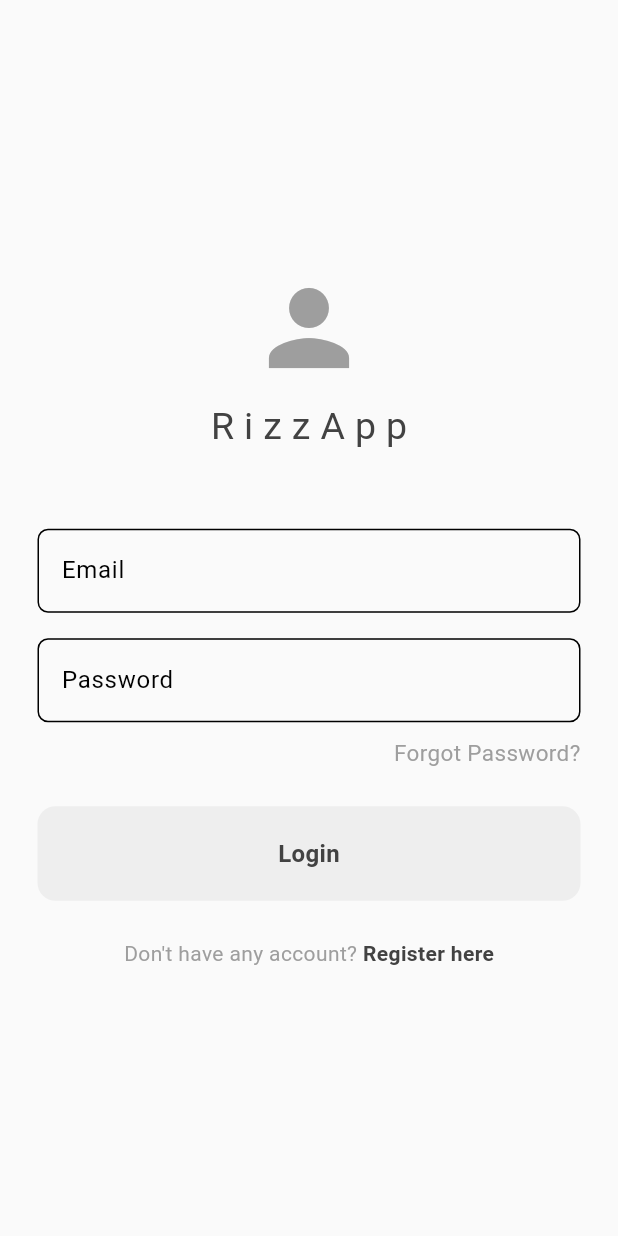
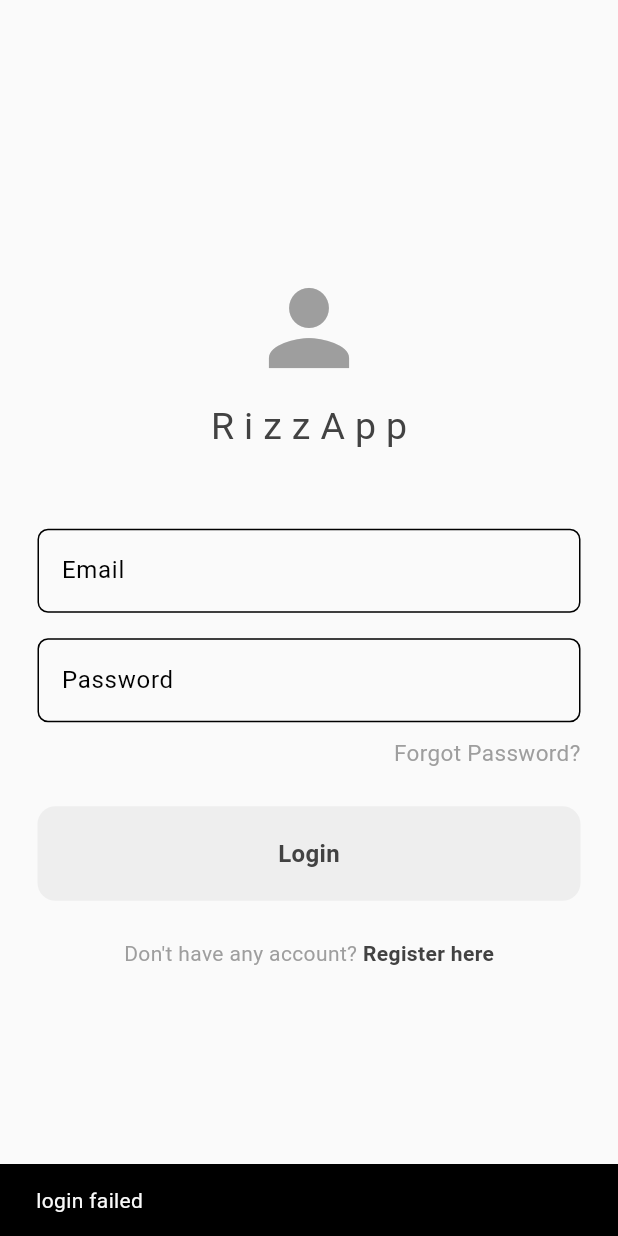
Before and after one commit to ForcesR2N/flutter_firebase, a Flutter app: the screen it shows after launch, after a tap on "Login", on a phone screen of 412 x 824 dp. Run offline on Flutter 3.47's test engine with Material 3 defaults, Android fonts, the phone set to English and light mode, and no system bars.

Commit message:
button login

```diff
--- a/lib/pages/login_page.dart
+++ b/lib/pages/login_page.dart
@@ -10,8 +10,8 @@ class LoginPage extends StatelessWidget {
 
   final TextEditingController emailController = TextEditingController();
   final TextEditingController passwordController = TextEditingController();
-  String email = "rizal";
-  String pw = "27";
+  final String email = "rizal";
+  final int pw = 27;
 
   @override
   Widget build(BuildContext context) {
@@ -38,7 +38,6 @@ class LoginPage extends StatelessWidget {
               MyTextfield(
                 txtHint: "Email",
                 txtObsure: false,
-
                 controller: emailController,
               ),
               const SizedBox(height: 17),
@@ -66,12 +65,15 @@ class LoginPage extends StatelessWidget {
               MyButton(
                 text: "Login",
                 onTap: () {
-                  if(email == emailController && pw == passwordController){
+                  if (email == emailController && pw == passwordController) {
                     Navigator.push(
-                      context, MaterialPageRoute(builder: (context) => const myHome())
-                    );
-                  }else{
-
+                        context,
+                        MaterialPageRoute(
+                            builder: (context) => const myHome()));
+                  } else {
+                    ScaffoldMessenger.of(context).showSnackBar(const SnackBar(
+                      content: Text("login failed"),
+                    ));
                   }
                 },
               ),
```
